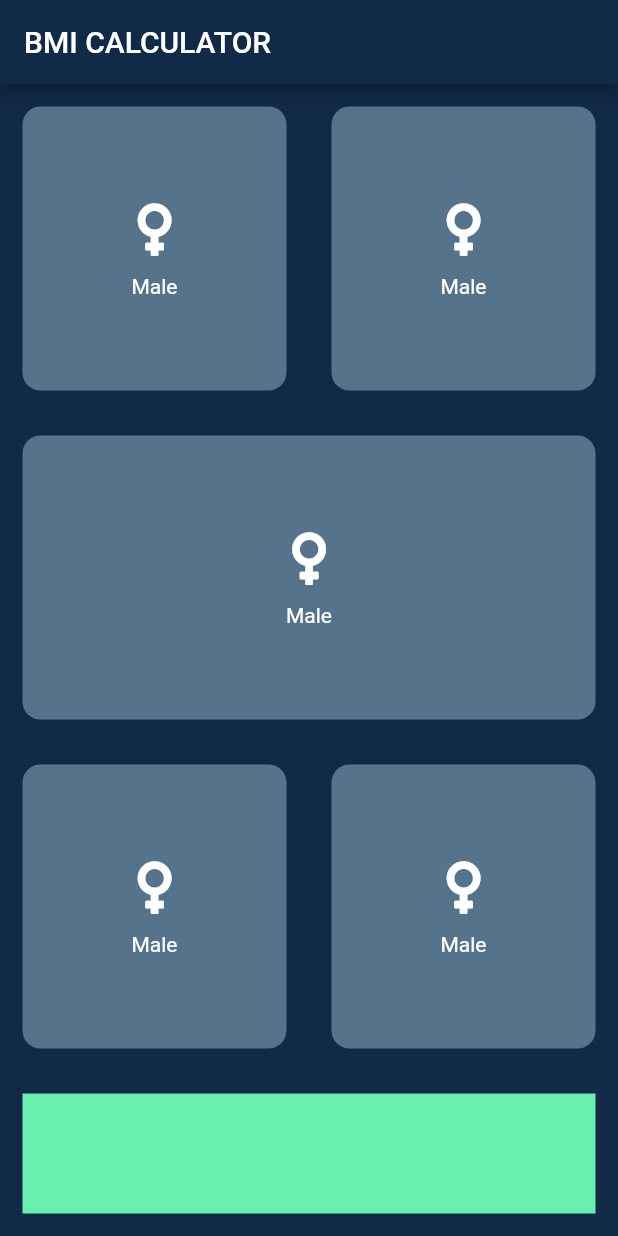
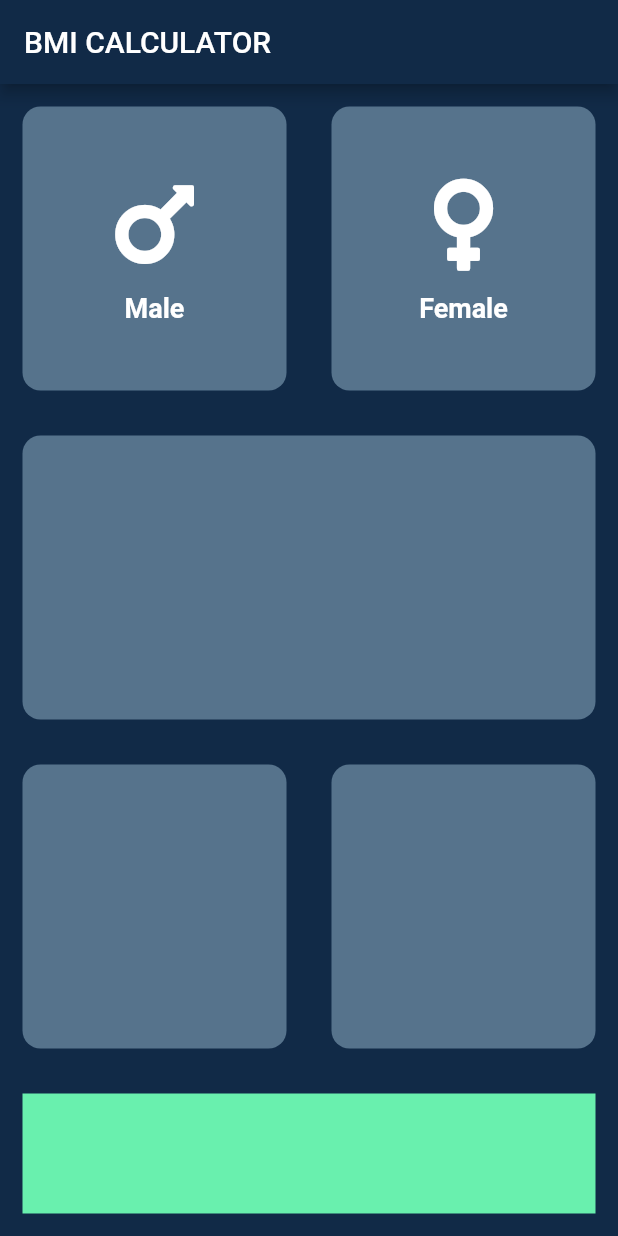
Before and after one commit to reiginxzx/flutter_codigo_bmi, a Flutter app: the screen it shows after launch, on a phone screen of 412 x 824 dp. Run offline on Flutter 3.47's test engine with Material 2 defaults, Android fonts, the phone set to English and light mode, and no system bars; our stand-ins replace font_awesome_flutter.

Commit message:
TextStyle

```diff
--- /dev/null
+++ b/lib/icon_content.dart
@@ -0,0 +1,28 @@
+import 'package:flutter/material.dart';
+import 'package:font_awesome_flutter/font_awesome_flutter.dart';
+
+//ICON_CONTENT CONST
+const labelTextStyle = TextStyle(fontSize: 18.0,color: Colors.white,fontWeight: FontWeight.bold);
+
+
+class IconContent extends StatelessWidget {
+  final String gender;
+  final IconData cardIcon;
+
+  IconContent({@required this.gender,@required this.cardIcon}){}
+
+  @override
+  Widget build(BuildContext context) {
+    return Column(
+      mainAxisAlignment: MainAxisAlignment.center,
+      children: [
+        FaIcon(cardIcon,size: 70.0),
+        SizedBox(height: 10.0),
+        Text(
+          gender,
+          style: labelTextStyle,
+        )
+      ],
+    );
+  }
+}
--- a/lib/input_page.dart
+++ b/lib/input_page.dart
@@ -1,10 +1,15 @@
 
 import 'package:flutter/material.dart';
+import 'package:flutter_app_bmi/reusable_card.dart';
 import 'package:font_awesome_flutter/font_awesome_flutter.dart';
 
+import 'icon_content.dart';
+
+//REUSABLE_CARD CONST
 const activeCardColors = Color(0xff56738C);
 const bottomContainerColor = Colors.greenAccent;
 const bottomContainerHeight = 80.0;
+
 
 class InputPage extends StatefulWidget {
   @override
@@ -27,10 +32,16 @@ class _InputPageState extends State<InputPage> {
             child: Row(
               children: [
                 Expanded(
-                  child: ReusableCard(color: activeCardColors),
+                  child: ReusableCard(
+                    color: activeCardColors,
+                    cardChild: IconContent(gender: "Male", cardIcon: FontAwesomeIcons.mars),
+                  ),
                 ),
                 Expanded(
-                  child: ReusableCard(color: activeCardColors),
+                  child: ReusableCard(
+                    color: activeCardColors,
+                    cardChild: IconContent(gender: "Female", cardIcon: FontAwesomeIcons.venus),
+                  ),
                 )
               ],
             ),
@@ -67,28 +78,3 @@ class _InputPageState extends State<InputPage> {
     );
   }
 }
-
-class ReusableCard extends StatelessWidget {
-
-  Color color;
-
-  ReusableCard({@required this.color}){}
-  @override
-  Widget build(BuildContext context) {
-    return Container(
-      margin: EdgeInsets.all(15.0),
-      decoration: BoxDecoration(
-          color: color,
-          borderRadius: BorderRadius.circular(12)
-      ),
-      child: Column(
-        mainAxisAlignment: MainAxisAlignment.center,
-        children: [
-          FaIcon(FontAwesomeIcons.venus,size: 40.0),
-          SizedBox(height: 10.0),
-          Text("Male",)
-        ],
-      ),
-    );
-  }
-}
--- /dev/null
+++ b/lib/reusable_card.dart
@@ -0,0 +1,22 @@
+import 'package:flutter/cupertino.dart';
+
+import 'icon_content.dart';
+
+class ReusableCard extends StatelessWidget {
+
+  final Color color;
+  final IconContent cardChild;
+
+  ReusableCard({@required this.color,@required this.cardChild}){}
+  @override
+  Widget build(BuildContext context) {
+    return Container(
+      margin: EdgeInsets.all(15.0),
+      decoration: BoxDecoration(
+          color: color,
+          borderRadius: BorderRadius.circular(12)
+      ),
+      child: cardChild,
+    );
+  }
+}
```
